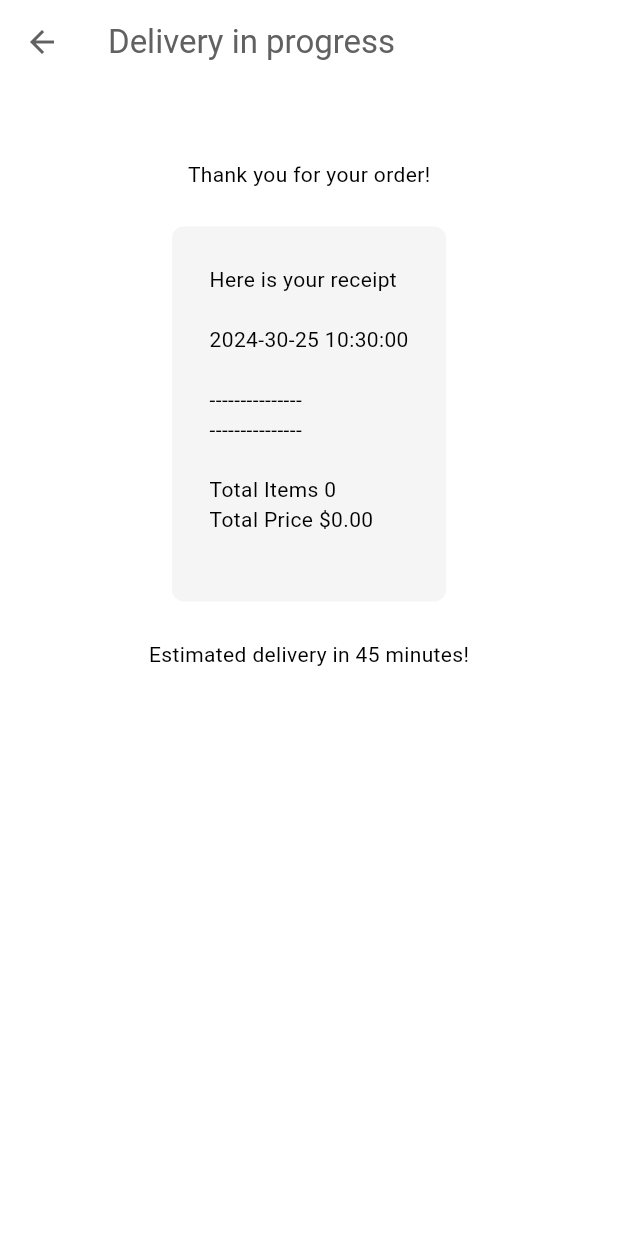
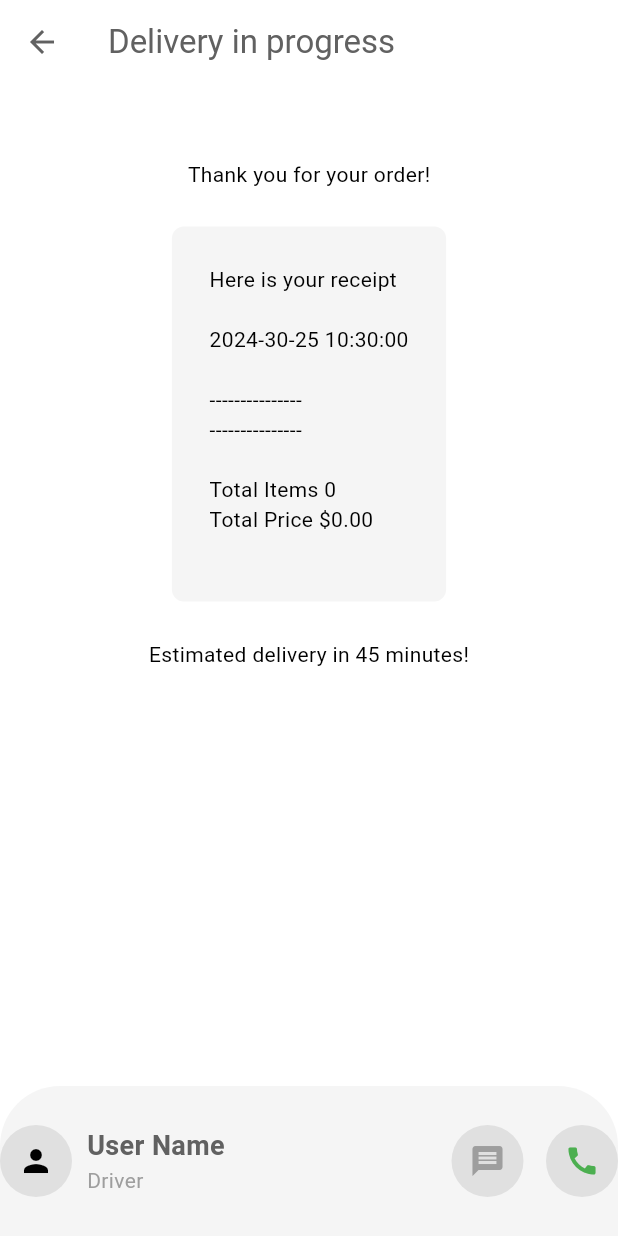
Before and after one commit to ullasgowda/food_delivery, a Flutter app: the DeliveryProgressPage screen opened directly, on a phone screen of 412 x 824 dp. Run offline on Flutter 3.47's test engine with Material 3 defaults, Android fonts, the phone set to English and light mode, and no system bars; our stand-ins replace flutter_credit_card.

```diff
--- a/lib/pages/delivery_progress_page.dart
+++ b/lib/pages/delivery_progress_page.dart
@@ -7,13 +7,89 @@ class DeliveryProgressPage extends StatelessWidget {
   @override
   Widget build(BuildContext context) {
     return Scaffold(
-        appBar: AppBar(
-          title: const Text("Delivery in progress"),
-          backgroundColor: Colors.transparent,
-          foregroundColor: Theme.of(context).colorScheme.inversePrimary,
+      appBar: AppBar(
+        title: const Text("Delivery in progress"),
+        backgroundColor: Colors.transparent,
+        foregroundColor: Theme.of(context).colorScheme.inversePrimary,
+      ),
+      bottomNavigationBar: _buildBottomNavBar(context),
+      body: Column(
+        children: [
+          CustomReceipt(),
+        ],
+      ),
+    );
+  }
+
+  Widget _buildBottomNavBar(BuildContext context) {
+    return Container(
+      height: 100,
+      decoration: BoxDecoration(
+        color: Theme.of(context).colorScheme.secondary,
+        borderRadius: BorderRadius.only(
+          topLeft: Radius.circular(40),
+          topRight: Radius.circular(40),
         ),
-        body: Column(
-          children: [CustomReceipt()],
-        ));
+      ),
+      child: Row(
+        children: [
+          Container(
+            decoration: BoxDecoration(
+              color: Theme.of(context).colorScheme.background,
+              shape: BoxShape.circle,
+            ),
+            child: IconButton(
+              onPressed: () {},
+              icon: Icon(Icons.person),
+            ),
+          ),
+          const SizedBox(
+            width: 10,
+          ),
+          Column(
+            mainAxisAlignment: MainAxisAlignment.center,
+            crossAxisAlignment: CrossAxisAlignment.start,
+            children: [
+              Text(
+                "User Name",
+                style: TextStyle(
+                    fontSize: 18,
+                    fontWeight: FontWeight.bold,
+                    color: Theme.of(context).colorScheme.inversePrimary),
+              ),
+              Text(
+                "Driver",
+                style: TextStyle(color: Theme.of(context).colorScheme.primary),
+              ),
+            ],
+          ),
+          const Spacer(),
+          Row(
+            children: [
+              Container(
+                decoration: BoxDecoration(
+                    color: Theme.of(context).colorScheme.background,
+                    shape: BoxShape.circle),
+                child: IconButton(
+                  onPressed: () {},
+                  icon: const Icon(Icons.message),
+                  color: Theme.of(context).colorScheme.primary,
+                ),
+              ),
+              const SizedBox(width: 15),
+              Container(
+                decoration: BoxDecoration(
+                    color: Theme.of(context).colorScheme.background,
+                    shape: BoxShape.circle),
+                child: IconButton(
+                    onPressed: () {},
+                    icon: const Icon(Icons.call),
+                    color: Colors.green),
+              )
+            ],
+          )
+        ],
+      ),
+    );
   }
 }
```
